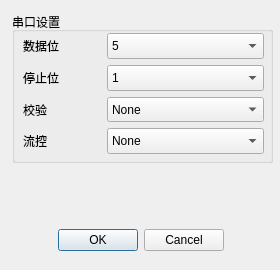
The window that ComAssistant/settings_dialog.ui (petertheprocess/ComAssistant) describes before a commit, drawn with Qt 5.
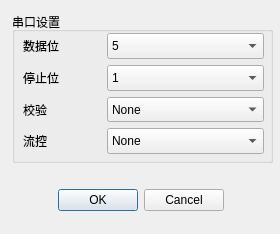
The same window after the commit.

```diff
--- a/ComAssistant/settings_dialog.ui
+++ b/ComAssistant/settings_dialog.ui
@@ -7,7 +7,7 @@
     <x>0</x>
     <y>0</y>
     <width>280</width>
-    <height>270</height>
+    <height>234</height>
    </rect>
   </property>
   <property name="sizePolicy">
@@ -23,7 +23,7 @@
    <property name="geometry">
     <rect>
      <x>10</x>
-     <y>220</y>
+     <y>180</y>
      <width>261</width>
      <height>41</height>
     </rect>
```
